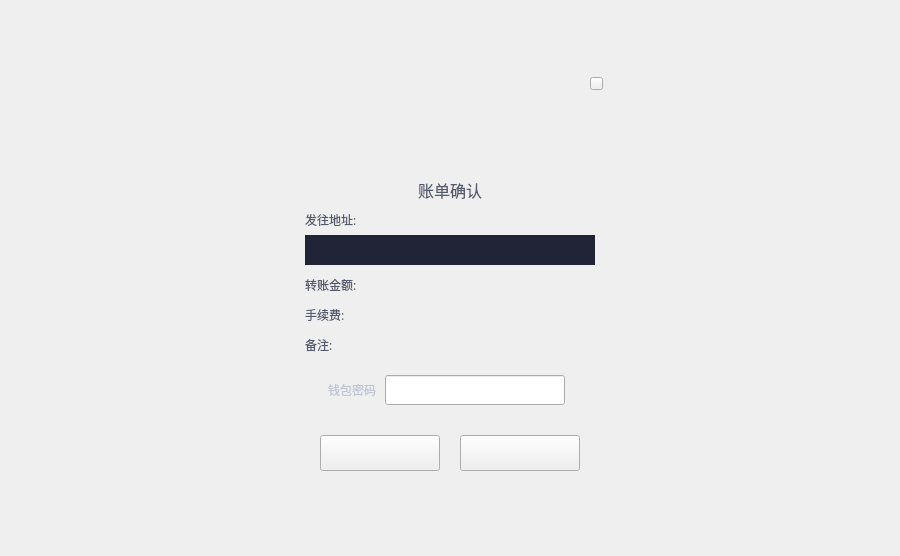
Before: the Qt Designer form transfer/transferconfirmdialog.ui in HcashOrg/hx-indicator, drawn with Qt 5.
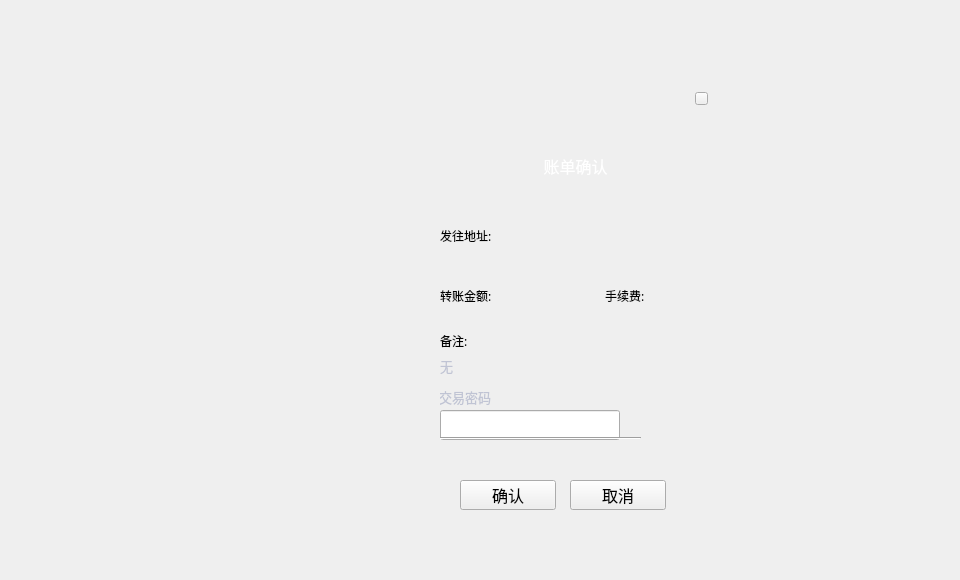
After: the same form once the commit is applied. Icons and pictures are not drawn.

What changed in the file:
```diff
--- a/transfer/transferconfirmdialog.ui
+++ b/transfer/transferconfirmdialog.ui
@@ -6,8 +6,8 @@
    <rect>
     <x>0</x>
     <y>0</y>
-    <width>900</width>
-    <height>556</height>
+    <width>960</width>
+    <height>580</height>
    </rect>
   </property>
   <property name="font">
@@ -23,29 +23,30 @@
     <rect>
      <x>0</x>
      <y>0</y>
-     <width>900</width>
-     <height>556</height>
+     <width>960</width>
+     <height>580</height>
     </rect>
    </property>
    <widget class="QWidget" name="containerWidget" native="true">
     <property name="geometry">
      <rect>
-      <x>285</x>
-      <y>65</y>
-      <width>330</width>
-      <height>440</height>
+      <x>390</x>
+      <y>80</y>
+      <width>360</width>
+      <height>490</height>
      </rect>
     </property>
     <property name="font">
      <font>
       <family>微软雅黑</family>
+      <pointsize>10</pointsize>
      </font>
     </property>
     <widget class="QLineEdit" name="pwdLineEdit">
      <property name="geometry">
       <rect>
-       <x>100</x>
-       <y>310</y>
+       <x>50</x>
+       <y>330</y>
        <width>180</width>
        <height>30</height>
       </rect>
@@ -57,8 +58,8 @@
     <widget class="QLabel" name="tipLabel2">
      <property name="geometry">
       <rect>
-       <x>100</x>
-       <y>340</y>
+       <x>50</x>
+       <y>370</y>
        <width>200</width>
        <height>24</height>
       </rect>
@@ -70,12 +71,17 @@
     <widget class="QToolButton" name="okBtn">
      <property name="geometry">
       <rect>
-       <x>35</x>
-       <y>370</y>
-       <width>120</width>
-       <height>36</height>
+       <x>70</x>
+       <y>400</y>
+       <width>96</width>
+       <height>30</height>
       </rect>
      </property>
+     <property name="font">
+      <font>
+       <pointsize>12</pointsize>
+      </font>
+     </property>
      <property name="cursor">
       <cursorShape>PointingHandCursor</cursorShape>
      </property>
@@ -83,16 +89,16 @@
       <string notr="true"/>
      </property>
      <property name="text">
-      <string/>
+      <string>确认</string>
      </property>
     </widget>
     <widget class="QLabel" name="label_2">
      <property name="geometry">
       <rect>
-       <x>20</x>
-       <y>140</y>
+       <x>50</x>
+       <y>145</y>
        <width>81</width>
-       <height>30</height>
+       <height>21</height>
       </rect>
      </property>
      <property name="font">
@@ -103,7 +109,7 @@
       </font>
      </property>
      <property name="styleSheet">
-      <string notr="true">color: rgb(83,90,109);</string>
+      <string notr="true"/>
      </property>
      <property name="text">
       <string>发往地址:</string>
@@ -115,9 +121,9 @@
     <widget class="QLabel" name="pwdLabel">
      <property name="geometry">
       <rect>
-       <x>0</x>
-       <y>310</y>
-       <width>91</width>
+       <x>50</x>
+       <y>302</y>
+       <width>51</width>
        <height>30</height>
       </rect>
      </property>
@@ -125,7 +131,7 @@
       <string notr="true">color: rgb(192,196,212);</string>
      </property>
      <property name="text">
-      <string>钱包密码</string>
+      <string>交易密码</string>
      </property>
      <property name="alignment">
       <set>Qt::AlignRight|Qt::AlignTrailing|Qt::AlignVCenter</set>
@@ -134,10 +140,10 @@
     <widget class="QLabel" name="label_5">
      <property name="geometry">
       <rect>
-       <x>20</x>
-       <y>265</y>
+       <x>50</x>
+       <y>250</y>
        <width>40</width>
-       <height>30</height>
+       <height>21</height>
       </rect>
      </property>
      <property name="font">
@@ -148,7 +154,7 @@
       </font>
      </property>
      <property name="styleSheet">
-      <string notr="true">color: rgb(83,90,109);</string>
+      <string notr="true"/>
      </property>
      <property name="text">
       <string>备注:</string>
@@ -160,10 +166,10 @@
     <widget class="QLabel" name="feeLabel">
      <property name="geometry">
       <rect>
-       <x>80</x>
-       <y>235</y>
-       <width>240</width>
-       <height>30</height>
+       <x>218</x>
+       <y>230</y>
+       <width>91</width>
+       <height>21</height>
       </rect>
      </property>
      <property name="styleSheet">
@@ -176,10 +182,10 @@
     <widget class="QLabel" name="label_3">
      <property name="geometry">
       <rect>
-       <x>20</x>
+       <x>50</x>
        <y>205</y>
        <width>60</width>
-       <height>30</height>
+       <height>21</height>
       </rect>
      </property>
      <property name="font">
@@ -190,7 +196,7 @@
       </font>
      </property>
      <property name="styleSheet">
-      <string notr="true">color: rgb(83,90,109);</string>
+      <string notr="true"/>
      </property>
      <property name="text">
       <string>转账金额:</string>
@@ -202,26 +208,26 @@
     <widget class="QLabel" name="remarkLabel">
      <property name="geometry">
       <rect>
-       <x>60</x>
-       <y>265</y>
+       <x>50</x>
+       <y>275</y>
        <width>260</width>
-       <height>30</height>
+       <height>21</height>
       </rect>
      </property>
      <property name="styleSheet">
       <string notr="true">color: rgb(192,196,212);</string>
      </property>
      <property name="text">
-      <string/>
+      <string>无</string>
      </property>
     </widget>
     <widget class="QLabel" name="label">
      <property name="geometry">
       <rect>
-       <x>80</x>
-       <y>110</y>
-       <width>170</width>
-       <height>30</height>
+       <x>150</x>
+       <y>75</y>
+       <width>71</width>
+       <height>21</height>
       </rect>
      </property>
      <property name="font">
@@ -230,7 +236,7 @@
       </font>
      </property>
      <property name="styleSheet">
-      <string notr="true">color: rgb(83,90,109);</string>
+      <string notr="true">color:white;</string>
      </property>
      <property name="text">
       <string>账单确认</string>
@@ -242,12 +248,17 @@
     <widget class="QToolButton" name="cancelBtn">
      <property name="geometry">
       <rect>
-       <x>175</x>
-       <y>370</y>
-       <width>120</width>
-       <height>36</height>
+       <x>180</x>
+       <y>400</y>
+       <width>96</width>
+       <height>30</height>
       </rect>
      </property>
+     <property name="font">
+      <font>
+       <pointsize>12</pointsize>
+      </font>
+     </property>
      <property name="cursor">
       <cursorShape>PointingHandCursor</cursorShape>
      </property>
@@ -255,16 +266,16 @@
       <string notr="true"/>
      </property>
      <property name="text">
-      <string/>
+      <string>取消</string>
      </property>
     </widget>
     <widget class="QLabel" name="label_4">
      <property name="geometry">
       <rect>
-       <x>20</x>
-       <y>235</y>
+       <x>215</x>
+       <y>205</y>
        <width>60</width>
-       <height>30</height>
+       <height>21</height>
       </rect>
      </property>
      <property name="font">
@@ -275,7 +286,7 @@
       </font>
      </property>
      <property name="styleSheet">
-      <string notr="true">color: rgb(83,90,109);</string>
+      <string notr="true"/>
      </property>
      <property name="text">
       <string>手续费:</string>
@@ -287,16 +298,14 @@
     <widget class="QLabel" name="addressLabel">
      <property name="geometry">
       <rect>
-       <x>20</x>
+       <x>50</x>
        <y>170</y>
        <width>290</width>
        <height>30</height>
       </rect>
      </property>
      <property name="styleSheet">
-      <string notr="true">background-color:rgb(32,36,54);
-color: rgb(83, 90, 109);
-padding: 0px 10px 0px 6px;</string>
+      <string notr="true"/>
      </property>
      <property name="text">
       <string/>
@@ -308,10 +317,10 @@
     <widget class="QLabel" name="amountLabel">
      <property name="geometry">
       <rect>
-       <x>80</x>
-       <y>205</y>
-       <width>240</width>
-       <height>30</height>
+       <x>50</x>
+       <y>230</y>
+       <width>71</width>
+       <height>21</height>
       </rect>
      </property>
      <property name="styleSheet">
@@ -356,6 +365,19 @@
       <string/>
      </property>
     </widget>
+    <widget class="Line" name="line">
+     <property name="geometry">
+      <rect>
+       <x>50</x>
+       <y>350</y>
+       <width>201</width>
+       <height>16</height>
+      </rect>
+     </property>
+     <property name="orientation">
+      <enum>Qt::Horizontal</enum>
+     </property>
+    </widget>
    </widget>
   </widget>
  </widget>
```
Left out of the diff: 16 changed lines with no effect on the pictures.
